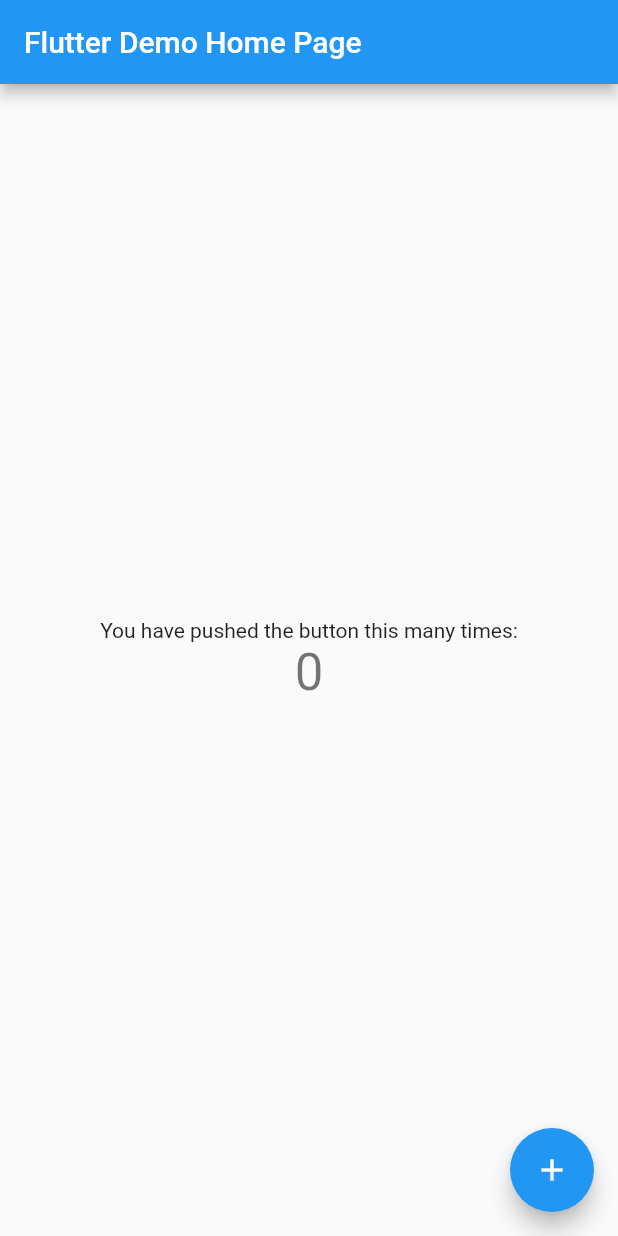
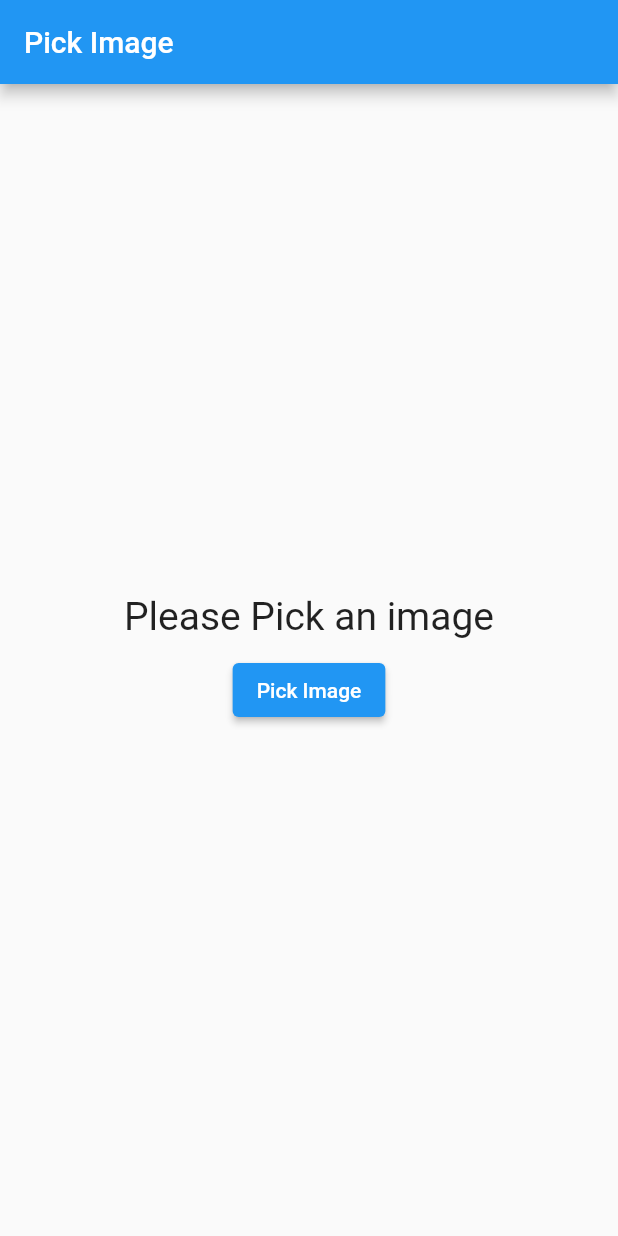
Before and after one commit to Rahulch716/demoapp, a Flutter app: the screen it shows after launch, on a phone screen of 412 x 824 dp. Run offline on Flutter 3.47's test engine with Material 2 defaults, Android fonts, the phone set to English and light mode, and no system bars; our stand-ins replace image_picker.

Commit message:
added image picker

```diff
--- /dev/null
+++ b/lib/HomePage.dart
@@ -0,0 +1,64 @@
+import 'package:flutter/material.dart';
+import 'package:image_picker/image_picker.dart';
+
+class HomePage extends StatefulWidget {
+  @override
+  _HomePageState createState() => _HomePageState();
+}
+
+class _HomePageState extends State<HomePage> {
+  @override
+  Widget build(BuildContext context) {
+    return Scaffold(
+        appBar: AppBar(
+          title: Text('Pick Image'),
+        ),
+        body: Container(
+          child: Center(
+              child: Column(
+                  mainAxisAlignment: MainAxisAlignment.center,
+                  children: [
+                Text('Please Pick an image', style: TextStyle(fontSize: 26)),
+                SizedBox(height: 10),
+                ElevatedButton(
+                    onPressed: () {
+                      showDialog(
+                          context: context,
+                          builder: (BuildContext context) {
+                            return AlertDialog(
+                                title: Text("Select an Image",
+                                    style: TextStyle(fontSize: 22)),
+                                actions: [
+                                  TextButton(
+                                      child: Text("Gallery",
+                                          style: TextStyle(
+                                              fontSize: 18,
+                                              fontWeight: FontWeight.bold,
+                                              color: Colors.red)),
+                                      onPressed: () {
+                                        galleryImage();
+                                      }),
+                                  TextButton(
+                                      child: Text("Camera",
+                                          style: TextStyle(
+                                              fontSize: 18,
+                                              fontWeight: FontWeight.bold)),
+                                      onPressed: () {
+                                        cameraImage();
+                                      })
+                                ]);
+                          });
+                    },
+                    child: Text("Pick Image"))
+              ])),
+        ));
+  }
+}
+
+Future cameraImage() async {
+  var cameraPhoto = await ImagePicker().pickImage(source: ImageSource.camera);
+}
+
+Future galleryImage() async {
+  var galleryPhoto = await ImagePicker().pickImage(source: ImageSource.gallery);
+}
--- a/lib/main.dart
+++ b/lib/main.dart
@@ -1,3 +1,4 @@
+import 'package:demoapp/HomePage.dart';
 import 'package:flutter/material.dart';
 
 void main() {
@@ -11,103 +12,10 @@ class MyApp extends StatelessWidget {
     return MaterialApp(
       title: 'Flutter Demo',
       theme: ThemeData(
-        // This is the theme of your application.
-        //
-        // Try running your application with "flutter run". You'll see the
-        // application has a blue toolbar. Then, without quitting the app, try
-        // changing the primarySwatch below to Colors.green and then invoke
-        // "hot reload" (press "r" in the console where you ran "flutter run",
-        // or simply save your changes to "hot reload" in a Flutter IDE).
-        // Notice that the counter didn't reset back to zero; the application
-        // is not restarted.
         primarySwatch: Colors.blue,
+
       ),
-      home: MyHomePage(title: 'Flutter Demo Home Page'),
+      home: HomePage(),
     );
   }
 }
-
-class MyHomePage extends StatefulWidget {
-  MyHomePage({Key? key, required this.title}) : super(key: key);
-
-  // This widget is the home page of your application. It is stateful, meaning
-  // that it has a State object (defined below) that contains fields that affect
-  // how it looks.
-
-  // This class is the configuration for the state. It holds the values (in this
-  // case the title) provided by the parent (in this case the App widget) and
-  // used by the build method of the State. Fields in a Widget subclass are
-  // always marked "final".
-
-  final String title;
-
-  @override
-  _MyHomePageState createState() => _MyHomePageState();
-}
-
-class _MyHomePageState extends State<MyHomePage> {
-  int _counter = 0;
-
-  void _incrementCounter() {
-    setState(() {
-      // This call to setState tells the Flutter framework that something has
-      // changed in this State, which causes it to rerun the build method below
-      // so that the display can reflect the updated values. If we changed
-      // _counter without calling setState(), then the build method would not be
-      // called again, and so nothing would appear to happen.
-      _counter++;
-    });
-  }
-
-  @override
-  Widget build(BuildContext context) {
-    // This method is rerun every time setState is called, for instance as done
-    // by the _incrementCounter method above.
-    //
-    // The Flutter framework has been optimized to make rerunning build methods
-    // fast, so that you can just rebuild anything that needs updating rather
-    // than having to individually change instances of widgets.
-    return Scaffold(
-      appBar: AppBar(
-        // Here we take the value from the MyHomePage object that was created by
-        // the App.build method, and use it to set our appbar title.
-        title: Text(widget.title),
-      ),
-      body: Center(
-        // Center is a layout widget. It takes a single child and positions it
-        // in the middle of the parent.
-        child: Column(
-          // Column is also a layout widget. It takes a list of children and
-          // arranges them vertically. By default, it sizes itself to fit its
-          // children horizontally, and tries to be as tall as its parent.
-          //
-          // Invoke "debug painting" (press "p" in the console, choose the
-          // "Toggle Debug Paint" action from the Flutter Inspector in Android
-          // Studio, or the "Toggle Debug Paint" command in Visual Studio Code)
-          // to see the wireframe for each widget.
-          //
-          // Column has various properties to control how it sizes itself and
-          // how it positions its children. Here we use mainAxisAlignment to
-          // center the children vertically; the main axis here is the vertical
-          // axis because Columns are vertical (the cross axis would be
-          // horizontal).
-          mainAxisAlignment: MainAxisAlignment.center,
-          children: <Widget>[
-            Text(
-              'You have pushed the button this many times:',
-            ),
-            Text(
-              '$_counter',
-              style: Theme.of(context).textTheme.headline4,
-            ),
-          ],
-        ),
-      ),
-      floatingActionButton: FloatingActionButton(
-        onPressed: _incrementCounter,
-        tooltip: 'Increment',
-        child: Icon(Icons.add),
-      ), // This trailing comma makes auto-formatting nicer for build methods.
-    );
-  }
-}
--- a/pubspec.yaml
+++ b/pubspec.yaml
@@ -23,6 +23,7 @@ environment:
 dependencies:
   flutter:
     sdk: flutter
+  image_picker: ^0.8.3
 
 
   # The following adds the Cupertino Icons font to your application.
```
Also changed, not shown: pubspec.lock.
